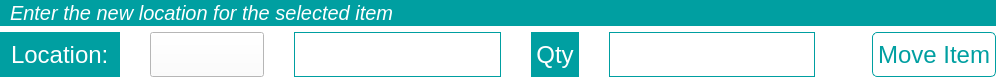
Above: app/ui/move_item_input.ui from FlicksonJ/labify before the change. Below: the same form after it.
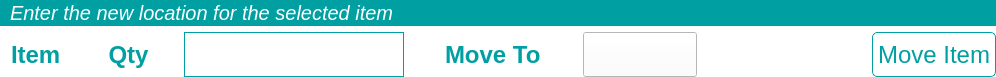
That is the form after the change. Icons and pictures are not drawn.

Commit message: FIX: Update move_item,add_entry inputs for previous BREAKING CHANGE

Patch:
```diff
--- a/app/ui/move_item_input.ui
+++ b/app/ui/move_item_input.ui
@@ -25,10 +25,17 @@
 }
 
 QLabel {
-       color: #fff;
-       background: rgb(0, 159, 161);
+       background: #fff;
+       color: rgb(0, 159, 161);
        padding-left: 5px;
        padding-right: 5px;
+		font-weight: bold;
+}
+
+#label {
+		font-weight: normal;
+       color: #fff;
+       background: rgb(0, 159, 161);
 }
 
 QLineEdit {
@@ -138,46 +145,11 @@
        <property name="font">
         <font>
          <pointsize>18</pointsize>
+         <bold>true</bold>
         </font>
        </property>
        <property name="text">
-        <string>Location:</string>
-       </property>
-      </widget>
-     </item>
-     <item>
-      <widget class="QComboBox" name="lab_input">
-       <property name="maximumSize">
-        <size>
-         <width>16777215</width>
-         <height>45</height>
-        </size>
-       </property>
-       <property name="font">
-        <font>
-         <pointsize>18</pointsize>
-        </font>
-       </property>
-      </widget>
-     </item>
-     <item>
-      <widget class="QLineEdit" name="location_input">
-       <property name="minimumSize">
-        <size>
-         <width>0</width>
-         <height>45</height>
-        </size>
-       </property>
-       <property name="maximumSize">
-        <size>
-         <width>16777215</width>
-         <height>45</height>
-        </size>
-       </property>
-       <property name="font">
-        <font>
-         <pointsize>18</pointsize>
-        </font>
+        <string>Item</string>
        </property>
       </widget>
      </item>
@@ -192,6 +164,7 @@
        <property name="font">
         <font>
          <pointsize>18</pointsize>
+         <bold>true</bold>
         </font>
        </property>
        <property name="text">
@@ -217,6 +190,34 @@
        </property>
       </widget>
      </item>
+     <item>
+      <widget class="QLabel" name="label_2">
+       <property name="font">
+        <font>
+         <pointsize>18</pointsize>
+         <bold>true</bold>
+        </font>
+       </property>
+       <property name="text">
+        <string>Move To</string>
+       </property>
+      </widget>
+     </item>
+     <item>
+      <widget class="QComboBox" name="lab_input">
+       <property name="maximumSize">
+        <size>
+         <width>16777215</width>
+         <height>45</height>
+        </size>
+       </property>
+       <property name="font">
+        <font>
+         <pointsize>18</pointsize>
+        </font>
+       </property>
+      </widget>
+     </item>
      <item>
       <spacer name="horizontalSpacer">
        <property name="orientation">
```
Left out of the diff: 3 changed lines with no effect on the pictures. The commit also changes 9 other files.
